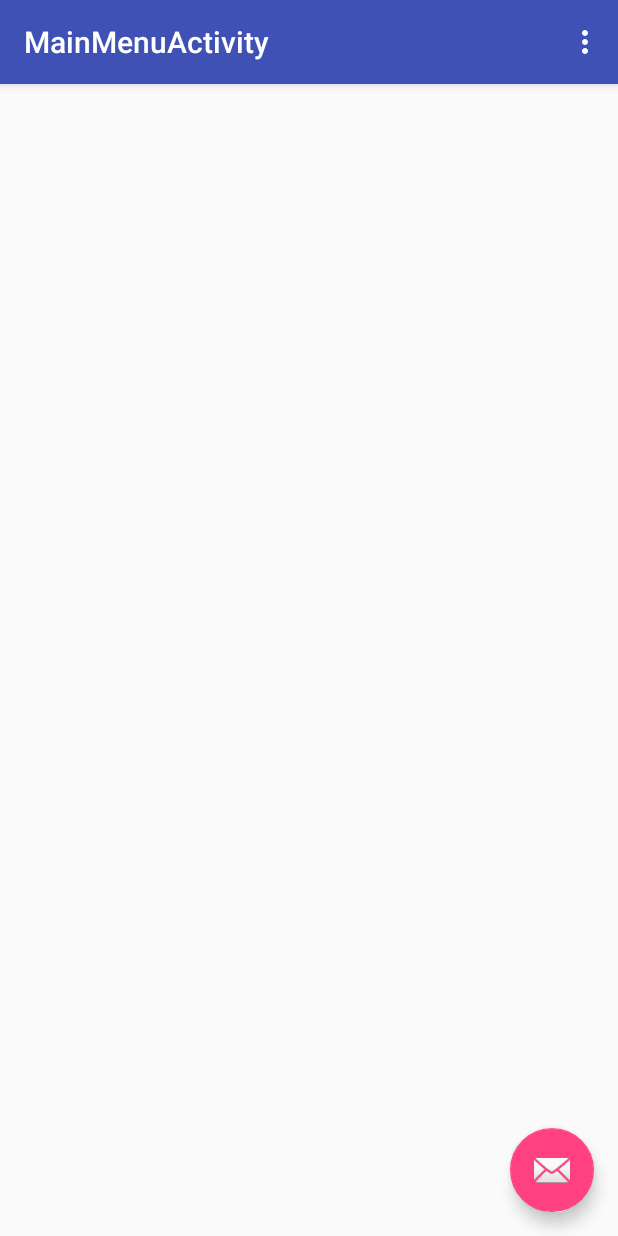
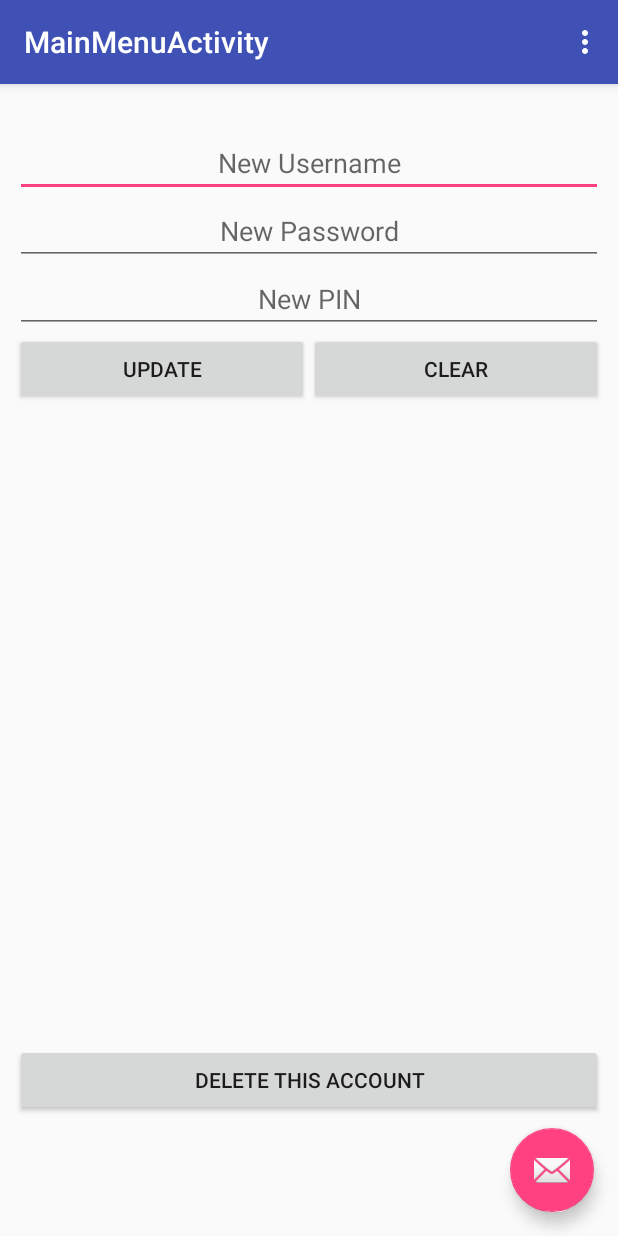
Before and after one commit to KeiLazu/SQLLibV2, an Android app: the MainMenuActivity screen opened directly, with no data from a screen before it, in the side drawer, after a tap on "User Setting", on a phone screen of 412 x 824 dp. Run offline under Robolectric (Android 15) with nearby library versions, the phone set to English and light mode, and no system bars.

Commit message:
v0.9.2 only update left and few accessories

```diff
--- a/app/src/main/java/com/spp/keispp/sqllibv2/MainMenuActivity.java
+++ b/app/src/main/java/com/spp/keispp/sqllibv2/MainMenuActivity.java
@@ -1,6 +1,7 @@
 package com.spp.keispp.sqllibv2;
 
 import android.content.Intent;
+import android.content.SharedPreferences;
 import android.os.Bundle;
 import android.support.design.widget.FloatingActionButton;
 import android.support.design.widget.Snackbar;
@@ -19,6 +20,15 @@ import android.widget.TextView;
 
 public class MainMenuActivity extends AppCompatActivity
         implements NavigationView.OnNavigationItemSelectedListener {
+
+    //put for sharedpreference here
+    public static final String _userDataPrefs = "userDataPrefs";
+    public static final String _userIDPrefs = "userIDPrefs";
+    public static final String _usernamePrefs = "usernamePrefs";
+    public static final String _passwordPrefs = "passwordPrefs";
+    public static final String _userPINPrefs = "userPINPrefs";
+
+    SharedPreferences sharedPreferences;
 
     @Override
     protected void onCreate(Bundle savedInstanceState) {
@@ -90,14 +100,24 @@ public class MainMenuActivity extends AppCompatActivity
         } else if (id == R.id.nav_Data) {
 
         } else if (id == R.id.nav_User) {
+            Fragment fragUser = new fragMenuConfigUser();
+            FragmentManager fm = getSupportFragmentManager();
+            fm.beginTransaction()
+                    .replace(R.id.mainmenu_ContentMain, fragUser)
+                    .commit();
 
         } else if (id == R.id.nav_UserList) {
 
         } else if (id == R.id.nav_Logout) {
             Intent intent = new Intent(this, MainActivity.class);
             startActivity(intent);
+
+            sharedPreferences = getSharedPreferences(_userDataPrefs,MODE_PRIVATE);
+
+            SharedPreferences.Editor editor = sharedPreferences.edit().clear();
+            editor.apply();
+
             finish();
-
         }
 
         DrawerLayout drawer = (DrawerLayout) findViewById(R.id.drawer_layout);
--- /dev/null
+++ b/app/src/main/java/com/spp/keispp/sqllibv2/fragMenuConfigUser.java
@@ -0,0 +1,120 @@
+package com.spp.keispp.sqllibv2;
+
+
+import android.content.Context;
+import android.content.Intent;
+import android.content.SharedPreferences;
+import android.os.Bundle;
+import android.support.v4.app.Fragment;
+import android.support.v7.app.AlertDialog;
+import android.util.Log;
+import android.view.LayoutInflater;
+import android.view.View;
+import android.view.ViewGroup;
+import android.widget.Button;
+import android.widget.EditText;
+import android.widget.Toast;
+
+import java.util.List;
+
+import static android.content.ContentValues.TAG;
+
+
+/**
+ * A simple {@link Fragment} subclass.
+ */
+public class fragMenuConfigUser extends Fragment {
+
+    EditText
+            txt_ChangeName, txt_ChangePassword, txt_ChangePIN;
+
+    Button
+            btn_ClearText, btn_UpdateUser, btn_DeleteAccount;
+
+    DatabaseHelper dbHelper = new DatabaseHelper(getContext());
+
+    //for sharedprefs
+    public static final String _userDataPrefs = "userDataPrefs";
+    public static final String _userIDPrefs = "userIDPrefs";
+    public static final String _usernamePrefs = "usernamePrefs";
+    public static final String _passwordPrefs = "passwordPrefs";
+    public static final String _userPINPrefs = "userPINPrefs";
+
+    SharedPreferences sharedPreferences;
+
+    //get sharedprefs data
+    int _userID;
+    String _userUsername, _userPassword, _userPIN;
+
+    protected void init(View view) {
+        txt_ChangeName = (EditText) view.findViewById(R.id.txt_configuser_changeUsername);
+        txt_ChangePassword = (EditText) view.findViewById(R.id.txt_configuser_changePassword);
+        txt_ChangePIN = (EditText) view.findViewById(R.id.txt_configuser_changePIN);
+
+        btn_UpdateUser = (Button) view.findViewById(R.id.btn_configuser_UpdateUser);
+        btn_ClearText = (Button) view.findViewById(R.id.btn_configuser_ClearText);
+        btn_DeleteAccount = (Button) view.findViewById(R.id.btn_configuser_DeleteThisUser);
+
+        dbHelper = new DatabaseHelper(getActivity().getBaseContext());
+        sharedPreferences = getContext().getSharedPreferences(_userDataPrefs, Context.MODE_PRIVATE);
+
+    }
+
+    protected void configButton() {
+        btn_DeleteAccount.setOnClickListener(new View.OnClickListener() {
+            @Override
+            public void onClick(View v) {
+                //no confirmation, gonna go for confirmation later
+                SharedPreferences.Editor editor = sharedPreferences.edit();
+                editor.clear();
+                editor.apply();
+
+                List<ModelUser> users = dbHelper.getAllModelUser();
+                for (ModelUser mu : users) {
+                    _userID = mu.get_id();
+                    _userUsername = mu.get_User();
+                    _userPassword = mu.get_Pass();
+                    _userPIN = mu.get_PIN();
+
+                    String log = "id: " + mu.get_id()+ ",\nName: " +
+                            mu.get_User() + ",\nPassword: " +
+                            mu.get_Pass() + ",\nPIN: " +
+                            mu.get_PIN();
+                    Log.d(TAG, "Delete User: \n" + log);
+                }
+
+                dbHelper.deleteUser(new ModelUser(_userID, _userUsername, _userPassword, _userPIN));
+
+                for (ModelUser mu : users) {
+                    _userID = mu.get_id();
+                    _userUsername = mu.get_User();
+                    _userPassword = mu.get_Pass();
+                    _userPIN = mu.get_PIN();
+                }
+
+                Intent intent = new Intent(getActivity().getBaseContext(), MainActivity.class);
+                startActivity(intent);
+                getActivity().finish();
+            }
+        });
+    }
+
+
+    public fragMenuConfigUser() {
+        // Required empty public constructor
+    }
+
+
+    @Override
+    public View onCreateView(LayoutInflater inflater, ViewGroup container,
+                             Bundle savedInstanceState) {
+        // Inflate the layout for this fragment
+        View view = inflater.inflate(R.layout.frag_menu_config_user, container, false);
+
+        init(view);
+        configButton();
+
+        return view;
+    }
+
+}
--- /dev/null
+++ b/app/src/main/res/layout/frag_menu_config_user.xml
@@ -0,0 +1,72 @@
+<RelativeLayout xmlns:android="http://schemas.android.com/apk/res/android"
+    xmlns:tools="http://schemas.android.com/tools"
+    android:layout_width="match_parent"
+    android:layout_height="match_parent"
+    tools:context="com.spp.keispp.sqllibv2.fragMenuConfigUser"
+    android:padding="10dp"
+    >
+
+    <EditText
+        android:id="@+id/txt_configuser_changeUsername"
+        android:layout_width="match_parent"
+        android:layout_height="wrap_content"
+        android:layout_alignParentTop="true"
+        android:layout_marginTop="20dp"
+        android:gravity="center"
+        android:hint="New Username"
+        android:maxLines="20" />
+
+    <EditText
+        android:id="@+id/txt_configuser_changePassword"
+        android:layout_width="match_parent"
+        android:layout_height="wrap_content"
+        android:layout_below="@+id/txt_configuser_changeUsername"
+        android:gravity="center"
+        android:hint="New Password"
+        android:inputType="textPassword"
+        android:maxLines="16" />
+
+    <EditText
+        android:id="@+id/txt_configuser_changePIN"
+        android:layout_width="match_parent"
+        android:layout_height="wrap_content"
+        android:layout_below="@+id/txt_configuser_changePassword"
+        android:gravity="center"
+        android:hint="New PIN"
+        android:inputType="numberPassword"
+        android:maxLines="8" />
+
+    <LinearLayout
+        android:layout_width="match_parent"
+        android:layout_height="wrap_content"
+        android:layout_below="@+id/txt_configuser_changePIN"
+        android:orientation="horizontal">
+
+        <Button
+            android:layout_width="0dp"
+            android:layout_height="match_parent"
+            android:layout_weight="1"
+            android:id="@+id/btn_configuser_UpdateUser"
+            android:text="Update"
+            />
+
+        <Button
+            android:layout_width="0dp"
+            android:layout_height="match_parent"
+            android:layout_weight="1"
+            android:text="Clear"
+            android:id="@+id/btn_configuser_ClearText"
+            />
+
+    </LinearLayout>
+
+    <Button
+        android:layout_width="match_parent"
+        android:layout_height="wrap_content"
+        android:layout_alignParentBottom="true"
+        android:layout_marginBottom="70dp"
+        android:id="@+id/btn_configuser_DeleteThisUser"
+        android:text="Delete This Account"
+        />
+
+</RelativeLayout>
```
Also changed, not shown: app/src/main/java/com/spp/keispp/sqllibv2/FragLogin.java (+50 -7 lines), app/src/main/java/com/spp/keispp/sqllibv2/FragMenuHome.java (+36 -19 lines).
